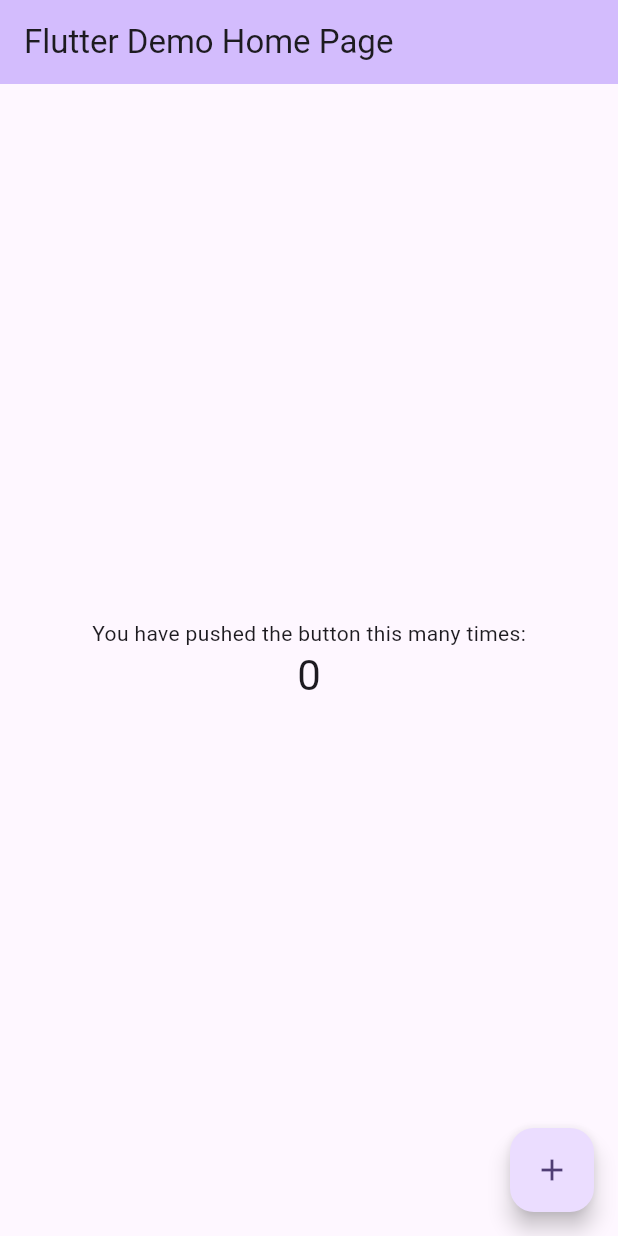
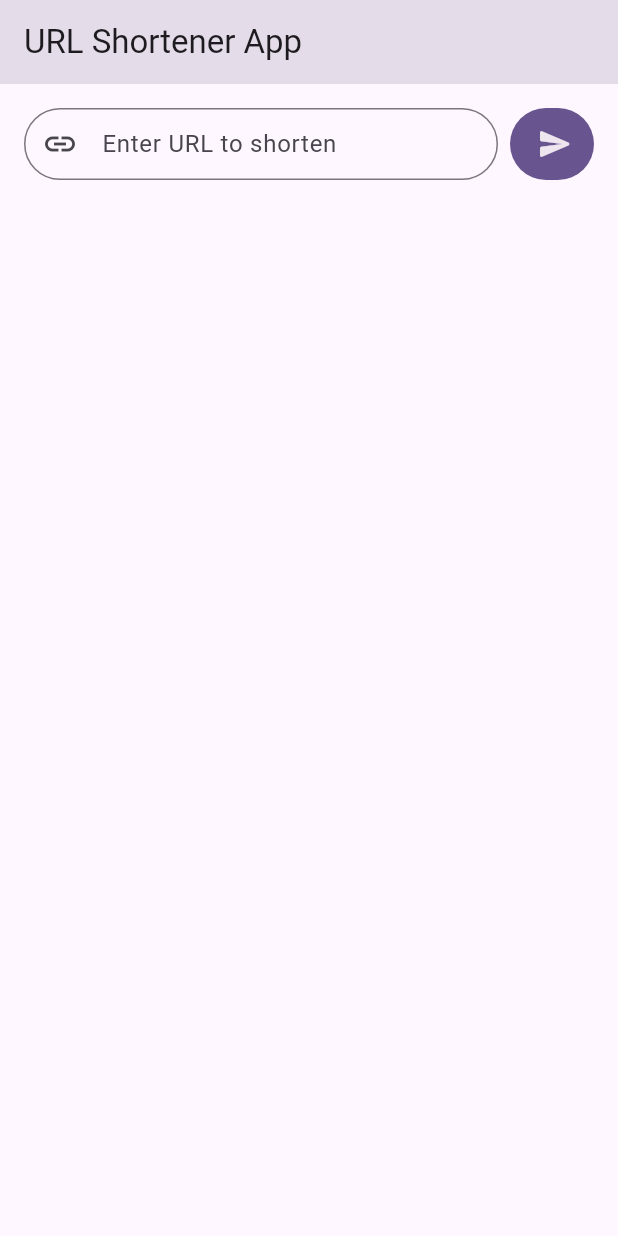
Before and after one commit to gmr-tech/url_shortner, a Flutter app: the screen it shows after launch, on a phone screen of 412 x 824 dp. Run offline on Flutter 3.47's test engine with Material 3 defaults, Android fonts, the phone set to English and light mode, and no system bars; our stand-ins replace equatable, flutter_bloc.

Commit message:
feat: update app structure and UI for URL Shortener functionality

```diff
--- a/lib/app.dart
+++ b/lib/app.dart
@@ -8,11 +8,13 @@ class App extends StatelessWidget {
   @override
   Widget build(BuildContext context) {
     return MaterialApp(
-      title: 'Flutter Demo',
-      theme: ThemeData(
-        colorScheme: ColorScheme.fromSeed(seedColor: Colors.deepPurple),
+      title: 'URL Shortener',
+      theme: ThemeData.light().copyWith(
+        colorScheme: ColorScheme.fromSeed(
+          seedColor: Colors.deepPurple,
+        ),
       ),
-      home: const Home(title: 'Flutter Demo Home Page'),
+      home: const Home(),
     );
   }
 }
--- a/lib/src/common/presentation/home.dart
+++ b/lib/src/common/presentation/home.dart
@@ -1,43 +1,38 @@
 import 'package:flutter/material.dart';
 
-class Home extends StatefulWidget {
-  const Home({required this.title, super.key});
+import '../../modules/shortener/presentation/widgets/send_input_button.dart';
+import '../../modules/shortener/presentation/widgets/url_input_field.dart';
 
-  final String title;
-
-  @override
-  State<Home> createState() => _HomeState();
-}
-
-class _HomeState extends State<Home> {
-  int _counter = 0;
-
-  void _incrementCounter() => setState(() => _counter++);
+class Home extends StatelessWidget {
+  const Home({super.key});
 
   @override
   Widget build(BuildContext context) {
-    return Scaffold(
-      appBar: AppBar(
-        backgroundColor: Theme.of(context).colorScheme.inversePrimary,
-        title: Text(widget.title),
-      ),
-      body: Center(
-        child: Column(
-          mainAxisAlignment: MainAxisAlignment.center,
-          children: <Widget>[
-            const Text('You have pushed the button this many times:'),
-            Text(
-              '$_counter',
-              style: Theme.of(context).textTheme.headlineMedium,
+    return GestureDetector(
+      onTap: () => FocusScope.of(context).unfocus(),
+      child: Scaffold(
+        appBar: AppBar(
+          backgroundColor: Theme.of(context).colorScheme.surfaceContainerHigh,
+          title: const Text('URL Shortener App'),
+          elevation: 2,
+        ),
+        body: Column(
+          children: [
+            Padding(
+              padding: const EdgeInsets.all(16),
+              child: Row(
+                spacing: 8,
+                children: [
+                  const Expanded(child: UrlInputField()),
+                  SendLinkToShortenerButton(
+                    onPressed: () {},
+                  ),
+                ],
+              ),
             ),
           ],
         ),
       ),
-      floatingActionButton: FloatingActionButton(
-        onPressed: _incrementCounter,
-        tooltip: 'Increment',
-        child: const Icon(Icons.add),
-      ),
     );
   }
 }
--- a/lib/src/modules/shortener/presentation/widgets/send_input_button.dart
+++ b/lib/src/modules/shortener/presentation/widgets/send_input_button.dart
@@ -0,0 +1,33 @@
+import 'package:flutter/material.dart';
+
+class SendLinkToShortenerButton extends StatelessWidget {
+  const SendLinkToShortenerButton({
+    this.onPressed,
+    super.key,
+  });
+
+  final Function()? onPressed;
+
+  @override
+  Widget build(BuildContext context) {
+    return SizedBox(
+      height: 48,
+      width: 48 + 8,
+      child: Material(
+        shape: const StadiumBorder(),
+        color: Theme.of(context).colorScheme.primary,
+        child: InkWell(
+          borderRadius: BorderRadius.circular(56 / 2),
+          onTap: onPressed,
+          child: Transform.translate(
+            offset: const Offset(2, 0),
+            child: Icon(
+              Icons.send_rounded,
+              color: Theme.of(context).colorScheme.surfaceContainerHigh,
+            ),
+          ),
+        ),
+      ),
+    );
+  }
+}
--- a/lib/src/modules/shortener/presentation/widgets/url_input_field.dart
+++ b/lib/src/modules/shortener/presentation/widgets/url_input_field.dart
@@ -0,0 +1,53 @@
+import 'package:flutter/material.dart';
+
+class UrlInputField extends StatelessWidget {
+  const UrlInputField({super.key});
+
+  @override
+  Widget build(BuildContext context) {
+    return TextFormField(
+      decoration: InputDecoration(
+        labelText: 'Enter URL to shorten',
+        border: OutlineInputBorder(
+          borderRadius: BorderRadius.circular(8),
+        ),
+        prefixIcon: const Icon(Icons.link),
+        contentPadding: const EdgeInsets.symmetric(
+          vertical: 4,
+          horizontal: 16,
+        ),
+        floatingLabelBehavior: FloatingLabelBehavior.never,
+        enabledBorder: OutlineInputBorder(
+          borderRadius: BorderRadius.circular(48 / 2),
+          borderSide: BorderSide(
+            color: Theme.of(context).colorScheme.outline,
+          ),
+        ),
+        focusedBorder: OutlineInputBorder(
+          borderRadius: BorderRadius.circular(48 / 2),
+          borderSide: BorderSide(
+            color: Theme.of(context).colorScheme.primary,
+            width: 2,
+          ),
+        ),
+        disabledBorder: OutlineInputBorder(
+          borderRadius: BorderRadius.circular(48 / 2),
+          borderSide: BorderSide(
+            color: Theme.of(context).disabledColor,
+          ),
+        ),
+      ),
+      keyboardType: TextInputType.url,
+      validator: (value) {
+        if (value == null || value.isEmpty) {
+          return 'Please enter a URL';
+        }
+        final uri = Uri.tryParse(value);
+        if (uri == null || !uri.hasAbsolutePath) {
+          return 'Please enter a valid URL';
+        }
+        return null;
+      },
+    );
+  }
+}
```
